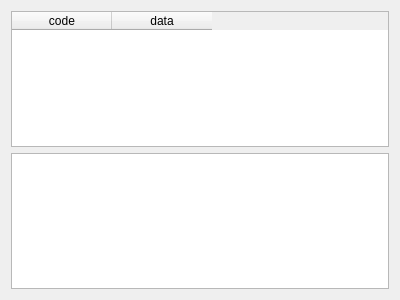
Before: the Qt Designer form nolcrm/ShowExportWidget/ShowExportWidget.ui in mpa-technology/nolcrm, drawn with Qt 5.
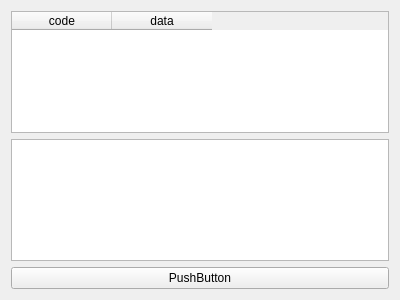
After: the same form once the commit is applied.

Patch:
```diff
--- a/nolcrm/ShowExportWidget/ShowExportWidget.ui
+++ b/nolcrm/ShowExportWidget/ShowExportWidget.ui
@@ -31,6 +31,13 @@
    <item>
     <widget class="QTextBrowser" name="textBrowser"/>
    </item>
+   <item>
+    <widget class="QPushButton" name="pushButton">
+     <property name="text">
+      <string>PushButton</string>
+     </property>
+    </widget>
+   </item>
   </layout>
  </widget>
  <resources/>
```
